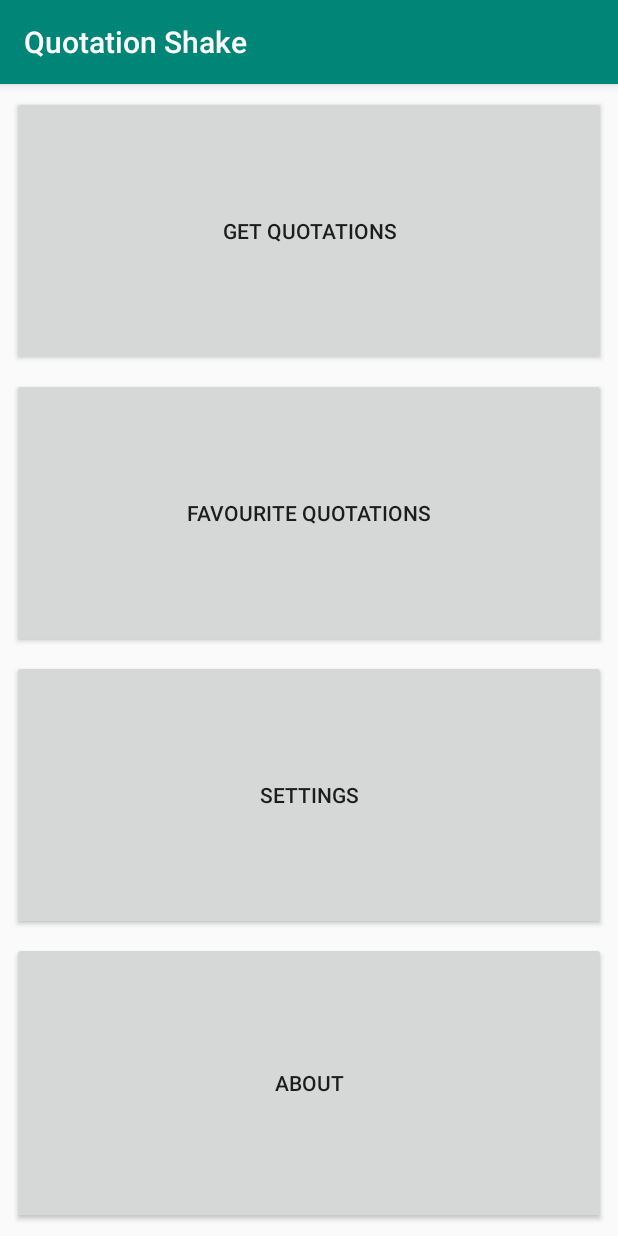
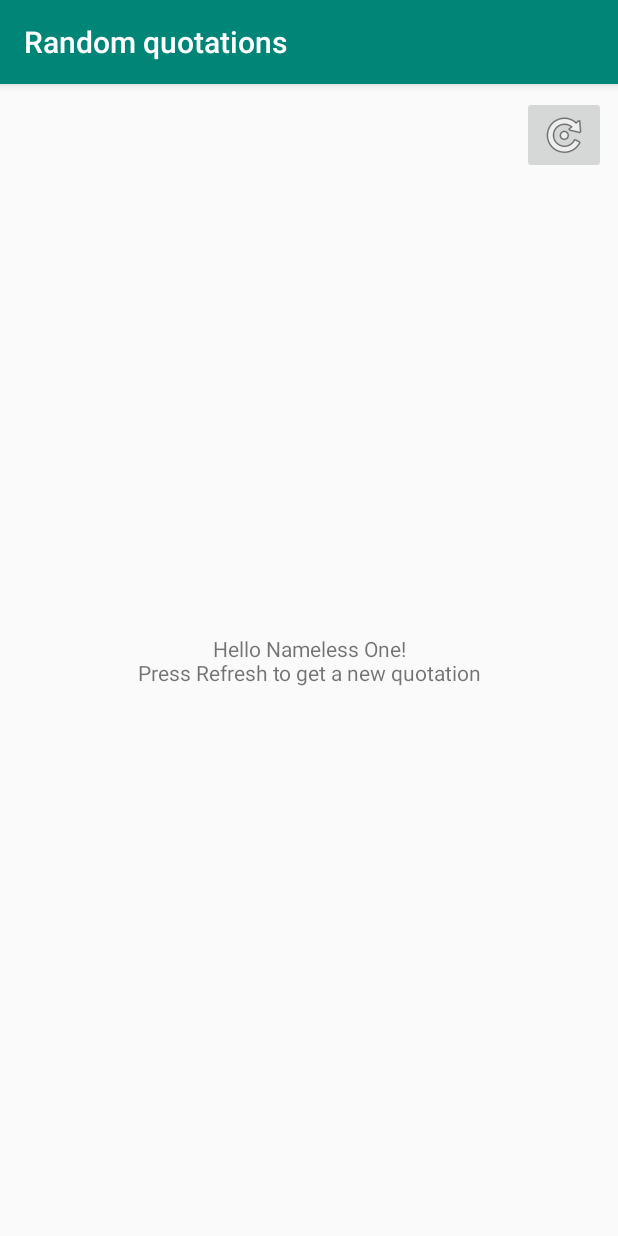
Before and after one commit to Kyru/DADM, an Android app: the screen it shows after launch (DashboardActivity before the commit, QuotationActivity after it), after a tap on "GET QUOTATIONS", on a phone screen of 412 x 824 dp. Run offline under Robolectric (Android 15) with nearby library versions, the phone set to English and light mode, and no system bars.

Commit message:
2A_5 completed

```diff
--- a/app/src/main/java/fyq/example/labdadm/labs/DashboardActivity.java
+++ b/app/src/main/java/fyq/example/labdadm/labs/DashboardActivity.java
@@ -5,6 +5,8 @@ import android.support.v7.app.AppCompatActivity;
 import android.os.Bundle;
 import android.view.View;
 import android.widget.Button;
+
+import java.util.Queue;
 
 public class DashboardActivity extends AppCompatActivity {
 
@@ -26,6 +28,9 @@ public class DashboardActivity extends AppCompatActivity {
             case R.id.bt_settings:
                 intent = new Intent(this, SettingsActivity.class);
                 break;
+            case R.id.bt_getquot:
+                intent = new Intent(this, QuotationActivity.class);
+                break;
             default: intent = new Intent(this, DashboardActivity.class);
         }
         startActivity(intent);
--- a/app/src/main/java/fyq/example/labdadm/labs/QuotationActivity.java
+++ b/app/src/main/java/fyq/example/labdadm/labs/QuotationActivity.java
@@ -2,12 +2,39 @@ package fyq.example.labdadm.labs;
 
 import android.support.v7.app.AppCompatActivity;
 import android.os.Bundle;
+import android.view.View;
+import android.widget.TextView;
 
 public class QuotationActivity extends AppCompatActivity {
+
+    TextView tv_quote;
+    TextView tv_author;
+    String authorName;
 
     @Override
     protected void onCreate(Bundle savedInstanceState) {
         super.onCreate(savedInstanceState);
         setContentView(R.layout.activity_quotation);
+
+        authorName = "Nameless One";
+
+        tv_quote = findViewById(R.id.tv_quote);
+        tv_author = findViewById(R.id.tv_author);
+
+        String quote = tv_quote.getText().toString();
+        String newQuote = quote.replace("%1s", authorName);
+
+        tv_quote.setText(newQuote);
+
+
     }
+
+    public void refreshQuote (View view){
+
+        tv_author.setText(getResources().getString(R.string.tv_sample_author));
+        tv_quote.setText(getResources().getString(R.string.tv_sample_quote));
+
+    }
+
+
 }
--- a/app/src/main/res/layout/activity_quotation.xml
+++ b/app/src/main/res/layout/activity_quotation.xml
@@ -5,6 +5,18 @@
     android:layout_width="match_parent"
     android:layout_height="match_parent"
     tools:context=".QuotationActivity">
+
+    <ImageButton
+        android:id="@+id/ibt_refresh"
+        android:layout_width="wrap_content"
+        android:layout_height="wrap_content"
+        android:layout_marginTop="8dp"
+        android:layout_marginEnd="8dp"
+        android:layout_marginRight="8dp"
+        android:onClick="refreshQuote"
+        app:layout_constraintEnd_toEndOf="parent"
+        app:layout_constraintTop_toTopOf="parent"
+        app:srcCompat="@android:drawable/ic_menu_rotate" />
 
     <ProgressBar
         android:id="@+id/progressBar2"
@@ -17,6 +29,7 @@
         android:layout_marginEnd="8dp"
         android:layout_marginRight="8dp"
         android:layout_marginBottom="8dp"
+        android:visibility="invisible"
         app:layout_constraintBottom_toBottomOf="@+id/scrollView3"
         app:layout_constraintEnd_toEndOf="parent"
         app:layout_constraintStart_toStartOf="parent"
@@ -25,19 +38,35 @@
     <ScrollView
         android:id="@+id/scrollView3"
         android:layout_width="match_parent"
-        android:layout_height="match_parent">
+        android:layout_height="wrap_content"
+        android:layout_marginStart="8dp"
+        android:layout_marginLeft="8dp"
+        android:layout_marginTop="8dp"
+        android:layout_marginEnd="8dp"
+        android:layout_marginRight="8dp"
+        android:layout_marginBottom="8dp"
+        app:layout_constraintBottom_toBottomOf="parent"
+        app:layout_constraintEnd_toEndOf="parent"
+        app:layout_constraintStart_toStartOf="parent"
+        app:layout_constraintTop_toTopOf="parent">
 
-        <LinearLayout
+        <TextView
+            android:id="@+id/tv_quote"
             android:layout_width="match_parent"
-            android:layout_height="wrap_content"
-            android:orientation="vertical" />
+            android:layout_height="match_parent"
+            android:layout_gravity="center"
+            android:text="@string/tv_quote"
+            android:textAlignment="center" />
     </ScrollView>
 
     <TextView
-        android:id="@+id/textView2"
+        android:id="@+id/tv_author"
         android:layout_width="wrap_content"
         android:layout_height="wrap_content"
-        android:text="TextView"
-        tools:layout_editor_absoluteX="268dp"
-        tools:layout_editor_absoluteY="130dp" />
+        android:layout_marginEnd="8dp"
+        android:layout_marginRight="8dp"
+        android:layout_marginBottom="8dp"
+        android:text=""
+        app:layout_constraintBottom_toBottomOf="parent"
+        app:layout_constraintEnd_toEndOf="parent" />
 </android.support.constraint.ConstraintLayout>
--- a/app/src/main/res/values/strings.xml
+++ b/app/src/main/res/values/strings.xml
@@ -18,6 +18,12 @@
 
     <string name="bt_author_info">Author Info</string>
 
+    <string name="tv_quote">Hello %1s!\nPress Refresh to get a new quotation</string>
+
+    <string name="tv_sample_quote">This is a sample quotation</string>
+
+    <string name="tv_sample_author">This is a sample author</string>
+
     <string name="st_username">Name to identify the user</string>
 
     <string name="st_name">Insert your name</string>
```
